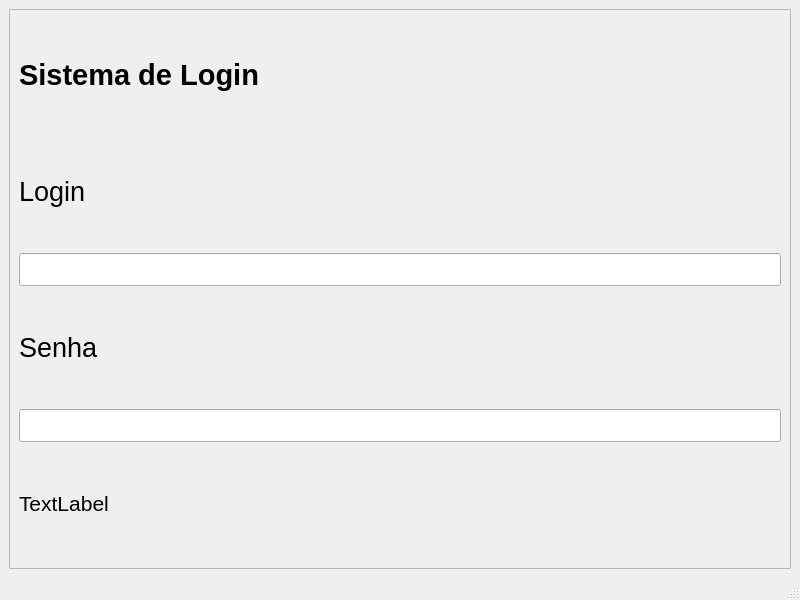
Qt form view/ui_login.ui (ImperadorFortum/Projeto_integra-o2.0) before a commit.
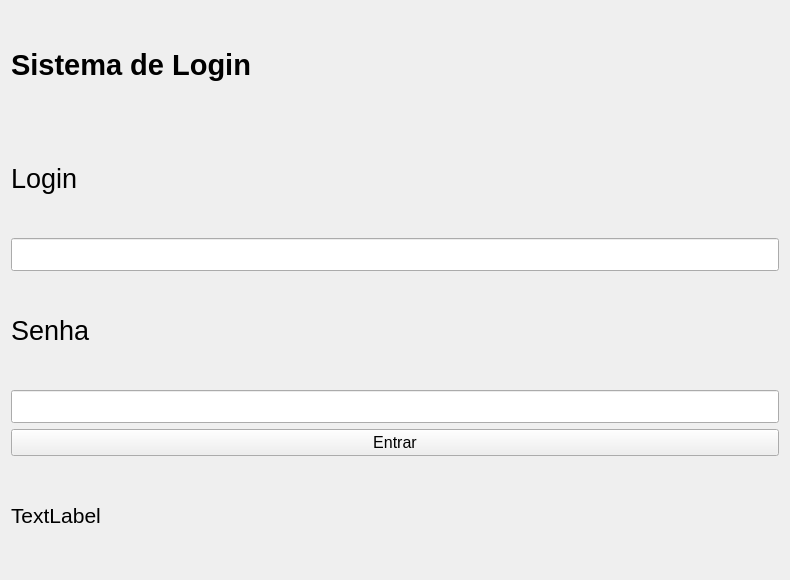
The same form after that commit.

Diff of the .ui file:
```diff
--- a/view/ui_login.ui
+++ b/view/ui_login.ui
@@ -1,27 +1,17 @@
 <?xml version="1.0" encoding="UTF-8"?>
 <ui version="4.0">
- <class>MainWindow</class>
- <widget class="QMainWindow" name="MainWindow">
+ <class>Form</class>
+ <widget class="QWidget" name="Form">
   <property name="geometry">
    <rect>
     <x>0</x>
     <y>0</y>
-    <width>800</width>
-    <height>600</height>
+    <width>790</width>
+    <height>580</height>
    </rect>
   </property>
   <property name="windowTitle">
-   <string>MainWindow</string>
-  </property>
-  <widget class="QWidget" name="centralwidget">
-   <layout class="QHBoxLayout" name="horizontalLayout">
-    <item>
-     <widget class="QFrame" name="frame">
-      <property name="frameShape">
-       <enum>QFrame::StyledPanel</enum>
-      </property>
-      <property name="frameShadow">
-       <enum>QFrame::Raised</enum>
+   <string>Form</string>
       </property>
       <layout class="QVBoxLayout" name="verticalLayout">
        <item>
@@ -80,6 +70,18 @@
          </property>
         </widget>
        </item>
+   <item>
+    <widget class="QPushButton" name="entrar">
+     <property name="font">
+      <font>
+       <pointsize>12</pointsize>
+      </font>
+     </property>
+     <property name="text">
+      <string>Entrar</string>
+     </property>
+    </widget>
+   </item>
        <item>
         <widget class="QLabel" name="label_4">
          <property name="font">
@@ -93,21 +95,6 @@
         </widget>
        </item>
       </layout>
-     </widget>
-    </item>
-   </layout>
-  </widget>
-  <widget class="QMenuBar" name="menubar">
-   <property name="geometry">
-    <rect>
-     <x>0</x>
-     <y>0</y>
-     <width>800</width>
-     <height>21</height>
-    </rect>
-   </property>
-  </widget>
-  <widget class="QStatusBar" name="statusbar"/>
  </widget>
  <resources/>
  <connections/>
```
Lines whose indentation alone changed are shown as unchanged.
